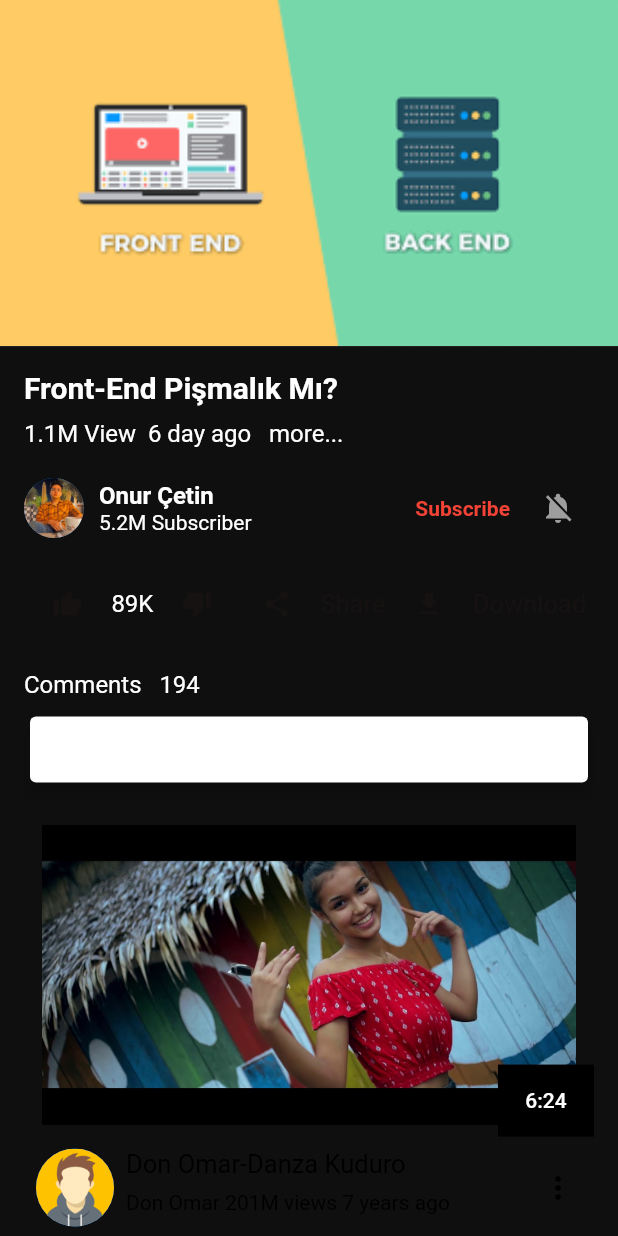
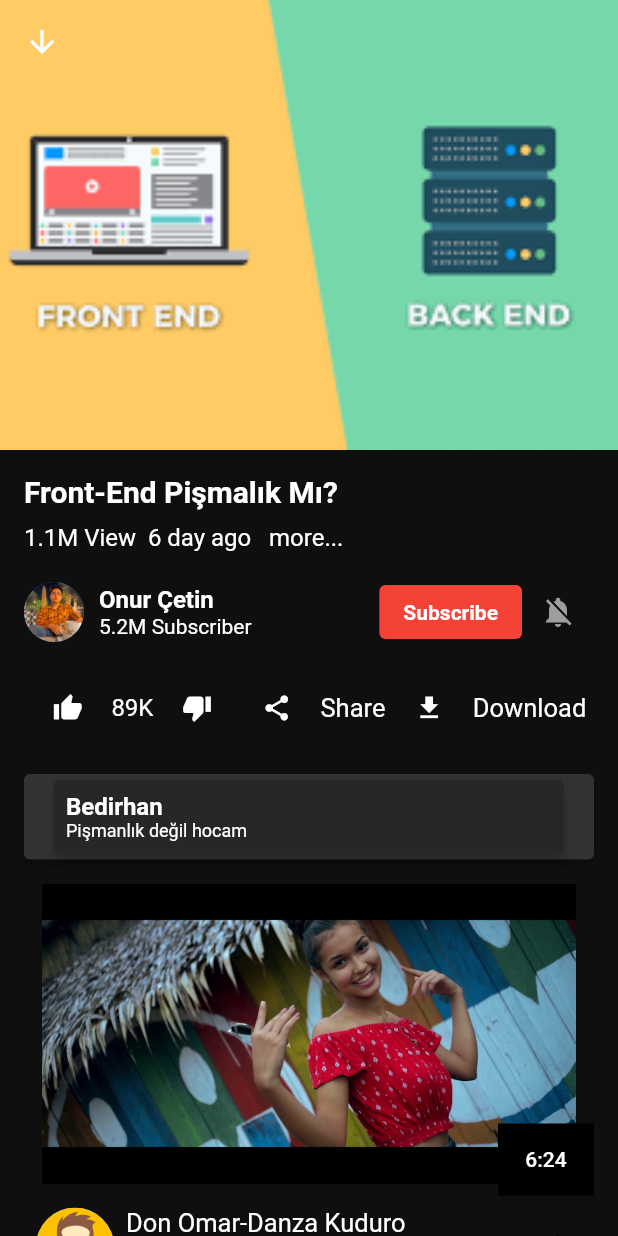
Before and after one commit to yuciferr/youtube_clone, a Flutter app: the VideoPlayerPage screen opened directly, on a phone screen of 412 x 824 dp. Run offline on Flutter 3.47's test engine with Material 2 defaults, Android fonts, the phone set to English and light mode, and no system bars.

Commit message:
Comments button added

```diff
--- a/lib/main.dart
+++ b/lib/main.dart
@@ -2,6 +2,7 @@
 import 'package:flutter/material.dart';
 import 'package:youtube_clone/constants/colors.dart';
 import 'package:youtube_clone/screens/home_screen/main_with_bottom_navbar.dart';
+
 
 void main() {
   runApp(const MyApp());
--- a/lib/screens/video_list_page/video_list_page.dart
+++ b/lib/screens/video_list_page/video_list_page.dart
@@ -4,17 +4,28 @@ class VideoPlayerPage extends StatelessWidget {
   @override
   Widget build(BuildContext context) {
    return Scaffold(
-      body: SingleChildScrollView(
-        child: Column(
-          crossAxisAlignment: CrossAxisAlignment.stretch,
-          children: [
-            Container(
-              color: Colors.white, // Üst kısmın arka plan rengi beyaz
-              child: Image.asset(
+      body: CustomScrollView(
+        slivers: <Widget>[
+          SliverAppBar(
+            expandedHeight: 300.0,
+            floating: false,
+            pinned: true,
+            leading: IconButton(
+              icon: Icon(Icons.arrow_downward_sharp),
+              onPressed: () {
+                // Yapmak istediğiniz işlemleri burada belirtebilirsiniz
+              },
+            ),
+            flexibleSpace: FlexibleSpaceBar(
+              background: Image.asset(
                 'assets/images/video_player_page_images/fro.png',
-                fit: BoxFit.cover, // Resmi tamamen kaplayacak şekilde düzenledik
+                fit: BoxFit.cover,
               ),
             ),
+          ),
+          SliverList(
+            delegate: SliverChildListDelegate(
+              [
                 SizedBox(height: 16),
                 Padding(
                   padding: const EdgeInsets.symmetric(horizontal: 16),
@@ -58,12 +69,16 @@ class VideoPlayerPage extends StatelessWidget {
                             onPressed: () {
                               // Abone ol butonuna tıklandığında yapılacak işlemler
                             },
+                            style: TextButton.styleFrom(
+                              primary: Colors.white,
+                              backgroundColor: Colors.red,
+                              padding: EdgeInsets.symmetric(horizontal: 16, vertical: 8),
+                            ),
                             child: Text(
                               'Subscribe',
                               style: TextStyle(
                                 fontSize: 14,
                                 fontWeight: FontWeight.bold,
-                              color: Colors.red, // Kırmızı renk
                               ),
                             ),
                           ),
@@ -88,7 +103,7 @@ class VideoPlayerPage extends StatelessWidget {
                               // Like butonuna basıldığında yapılacak işlemler
                             },
                             icon: Icon(Icons.thumb_up),
-                        color: Color(0xFF171212), // Like butonunun rengi
+                            color: Color(0xFFFFFFFF), // Like butonunun rengi
                             iconSize: 20,
                           ),
                           Text(
@@ -100,7 +115,7 @@ class VideoPlayerPage extends StatelessWidget {
                               // Dislike butonuna basıldığında yapılacak işlemler
                             },
                             icon: Icon(Icons.thumb_down),
-                        color: Color(0xFF171212), // Dislike butonunun rengi
+                            color: Color(0xFFFFFFFF), // Dislike butonunun rengi
                             iconSize: 20,
                           ),
                           IconButton(
@@ -108,50 +123,87 @@ class VideoPlayerPage extends StatelessWidget {
                               // Share butonuna basıldığında yapılacak işlemler
                             },
                             icon: Icon(Icons.share),
-                        color: Color(0xFF171212), // Share butonunun rengi
+                            color: Color(0xFFFFFFFF), // Share butonunun rengi
                             iconSize: 20,
                           ),
                           Text(
                             'Share', // Share butonunun altında metin
-                        style: TextStyle(fontSize: 17, color: Color(0xFF171212)), // Share metni rengi
+                            style: TextStyle(fontSize: 17, color: Color(0xFFFFFFFF)), // Share metni rengi
                           ),
                           IconButton(
                             onPressed: () {
                               // Download butonuna basıldığında yapılacak işlemler
                             },
                             icon: Icon(Icons.download),
-                        color: Color(0xFF171212), // Download butonunun rengi
+                            color: Color(0xFFFFFFFF), // Download butonunun rengi
                             iconSize: 20,
                           ),
                           Text(
                             'Download', // Download butonunun altında metin
-                        style: TextStyle(fontSize: 17, color: Color(0xFF171212)), // Download metni rengi
+                            style: TextStyle(fontSize: 17, color: Color(0xFFFFFFFF)), // Download metni rengi
                           ),
                         ],
                       ),
                       SizedBox(height: 20),
-                  Text(
-                    'Comments   194', // Comments başlığı ve sayısı
-                    style: TextStyle(fontSize: 16),
+                      // Comments section as a button
+                      ElevatedButton(
+                        onPressed: () {
+                          // When the "Comments" button is pressed, show the comments in a full-screen bottom sheet
+                          showModalBottomSheet<void>(
+                            context: context,
+                            isScrollControlled: true, // To make the sheet full-screen
+                            backgroundColor: Colors.transparent, // Set the background color to transparent
+                            builder: (BuildContext context) {
+                              return SingleChildScrollView(
+                                child: Container(
+                                  height: MediaQuery.of(context).size.height,
+                                  color: Color(0xFF272727),
+                                  child: Column(
+                                    crossAxisAlignment: CrossAxisAlignment.stretch,
+                                    children: [
+                                      Padding(
+                                        padding: const EdgeInsets.all(16.0),
+                                        child: Text(
+                                          'Comments   194',
+                                          style: TextStyle(fontSize: 22),
                                         ),
-                  SizedBox(height: 8),
-                  Card(
+                                      ),
+                                      // Add your comment widgets here
+                                    ],
+                                  ),
+                                ),
+                              );
+                            },
+                          );
+                        },
+                        style: ElevatedButton.styleFrom(
+                          backgroundColor: Color(0xFF333333)
+                          // Set the button color to blue
+                        ),
+
+                        child: Card(
+                          color: Color(0xFF272727),
                           elevation: 4,
                           child: Padding(
                             padding: const EdgeInsets.all(8.0),
                             child: Column(
-                        crossAxisAlignment: CrossAxisAlignment.start,
+                              crossAxisAlignment: CrossAxisAlignment.stretch,
                               children: [
                                 Text(
                                   'Bedirhan',
-                            style: TextStyle(fontWeight: FontWeight.bold),
+                                  style: TextStyle(fontWeight: FontWeight.bold, fontSize: 16, color: Color(0xFFFFFFFF)),
                                 ),
-                          Text('Pişmanlık değil hocam'),
+                                Text(
+                                  'Pişmanlık değil hocam',
+                                  style: TextStyle(color: Color(0xFFFFFFFF)),
+                                ),
                               ],
                             ),
                           ),
                         ),
-                  SizedBox(height: 16),
+                      ),
+
+                  SizedBox(height: 8),
                  SizedBox(
               child: Column(
                 children: [
@@ -179,7 +231,7 @@ class VideoPlayerPage extends StatelessWidget {
                             onPressed: () {},
                             child: const Text(
                               '6:24',
-                              style: TextStyle(color: Colors.white),
+                              style: TextStyle(color: Color(0xFFFFFFFF)),
                             ),
                           ),
                         ),
@@ -207,7 +259,7 @@ class VideoPlayerPage extends StatelessWidget {
                             Text(
                               'Don Omar-Danza Kuduro',
                               style:
-                                  TextStyle(color: Colors.black, fontSize: 17),
+                                  TextStyle(color: Color(0xFFFFFFFF), fontSize: 17),
                             ),
                             Padding(
                               padding:
@@ -215,7 +267,7 @@ class VideoPlayerPage extends StatelessWidget {
                               child: Text(
                                 'Don Omar 201M views 7 years ago',
                                 style: TextStyle(
-                                    color: Colors.black, fontSize: 14),
+                                    color: Color(0xFFFFFFFF), fontSize: 14),
                               ),
                             ),
                           ],
@@ -262,7 +314,7 @@ class VideoPlayerPage extends StatelessWidget {
                             onPressed: () {},
                             child: const Text(
                               '4:25',
-                              style: TextStyle(color: Colors.white),
+                              style: TextStyle(color: Color(0xFFFFFFFF)),
                             ),
                           ),
                         ),
@@ -290,7 +342,7 @@ class VideoPlayerPage extends StatelessWidget {
                             Text(
                               'Gangnam Style-(Acustic)',
                               style:
-                                  TextStyle(color: Colors.black, fontSize: 17),
+                                  TextStyle(color: Color(0xFFFFFFFF), fontSize: 17),
                             ),
                             Padding(
                               padding:
@@ -298,7 +350,7 @@ class VideoPlayerPage extends StatelessWidget {
                               child: Text(
                                 'ÇanÇinÇon 2M views 13 years ago',
                                 style: TextStyle(
-                                    color: Colors.black, fontSize: 14),
+                                    color: Color(0xFFFFFFFF), fontSize: 14),
                               ),
                             ),
                           ],
@@ -344,7 +396,7 @@ class VideoPlayerPage extends StatelessWidget {
                             onPressed: () {},
                             child: const Text(
                               '7:23',
-                              style: TextStyle(color: Colors.white),
+                              style: TextStyle(color: Color(0xFFFFFFFF)),
                             ),
                           ),
                         ),
@@ -372,7 +424,7 @@ class VideoPlayerPage extends StatelessWidget {
                             Text(
                               'Web Design Serüvenim',
                               style:
-                                  TextStyle(color: Colors.black, fontSize: 17),
+                                  TextStyle(color: Color(0xFFFFFFFF), fontSize: 17),
                             ),
                             Padding(
                               padding:
@@ -380,7 +432,7 @@ class VideoPlayerPage extends StatelessWidget {
                               child: Text(
                                 'Uğur Akın 38 views 3 hourss ago',
                                 style: TextStyle(
-                                    color: Colors.black, fontSize: 14),
+                                    color: Color(0xFFFFFFFF), fontSize: 14),
                               ),
                             ),
                           ],
@@ -407,6 +459,7 @@ class VideoPlayerPage extends StatelessWidget {
           ],
         ),
       ),
+    ])
     );
   }
 }
--- a/pubspec.yaml
+++ b/pubspec.yaml
@@ -71,7 +71,7 @@ flutter:
     - assets/icons/bottom_model_sheet_icons/
     - assets/icons/shorts_icons/
     - assets/images/video_player_page_images/
-    - assets/videos/
+
 
   # To add assets to your application, add an assets section, like this:
 
```
Also changed, not shown: lib/screens/video_list_page/miniplayer.dart (added, +53 -0 lines). Lines whose indentation alone changed are shown as unchanged.
